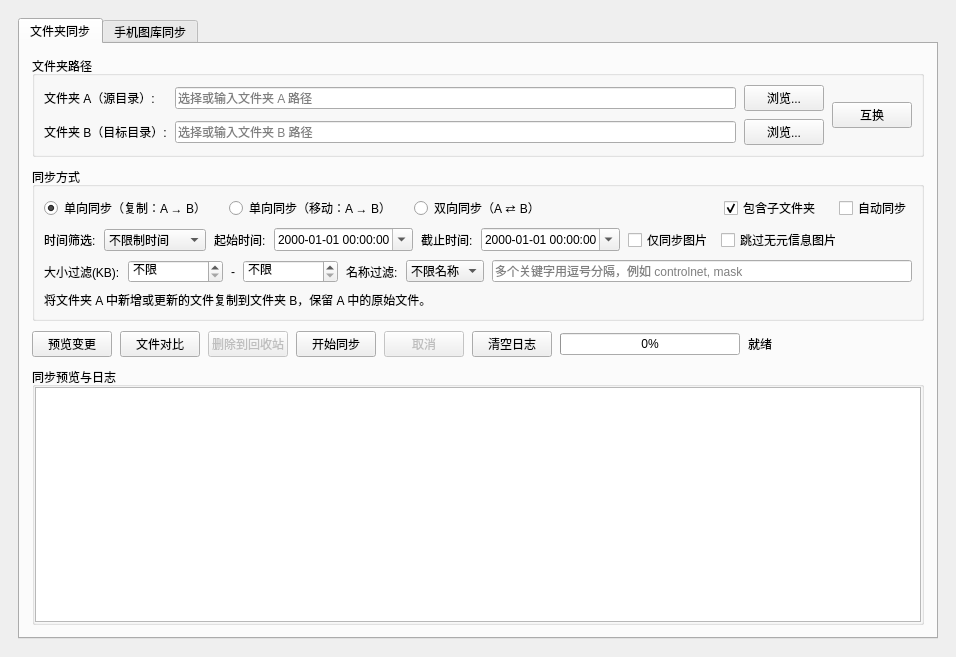
Before: the Qt Designer form tools/syncwidget.ui in hanbinhsh/SD-LoRA-Manager, drawn with Qt 5.
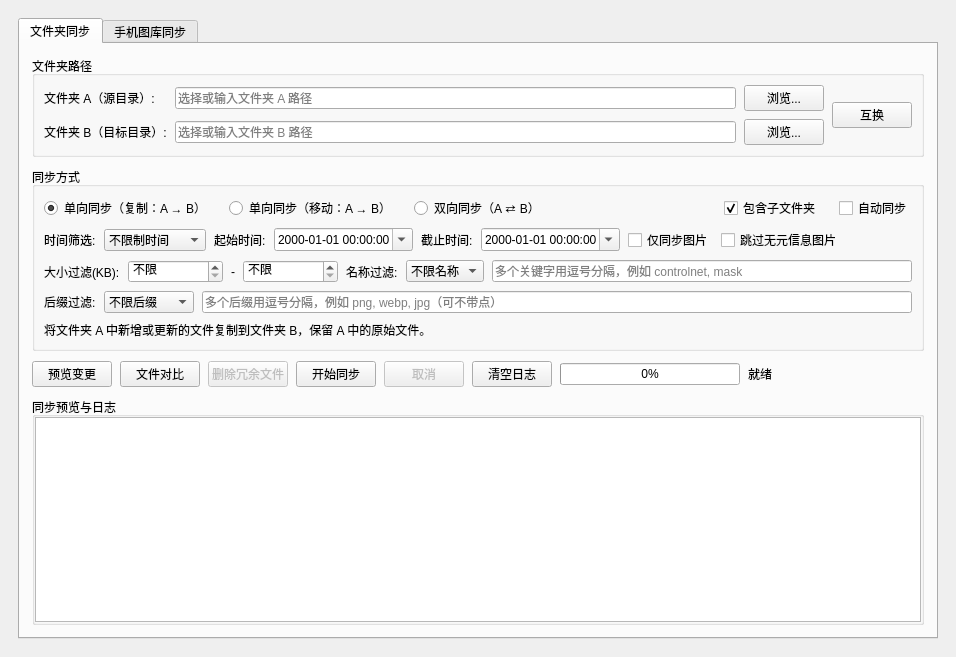
After: the same form once the commit is applied.

Commit message: Add direct permanent delete option (for network drives) and file extension filtering to Folder Sync

```diff
--- a/tools/syncwidget.ui
+++ b/tools/syncwidget.ui
@@ -391,6 +391,46 @@
             </item>
            </layout>
           </item>
+          <item>
+           <layout class="QHBoxLayout" name="folderExtFilterLayout">
+            <property name="spacing">
+             <number>8</number>
+            </property>
+            <item>
+             <widget class="QLabel" name="lblFolderExtFilter">
+              <property name="text">
+               <string>后缀过滤:</string>
+              </property>
+             </widget>
+            </item>
+            <item>
+             <widget class="QComboBox" name="comboFolderExtFilter">
+              <item>
+               <property name="text">
+                <string>不限后缀</string>
+               </property>
+              </item>
+              <item>
+               <property name="text">
+                <string>仅包含后缀</string>
+               </property>
+              </item>
+              <item>
+               <property name="text">
+                <string>排除后缀</string>
+               </property>
+              </item>
+             </widget>
+            </item>
+            <item>
+             <widget class="QLineEdit" name="editFolderExtensions">
+              <property name="placeholderText">
+               <string>多个后缀用逗号分隔，例如 png, webp, jpg（可不带点）</string>
+              </property>
+             </widget>
+            </item>
+           </layout>
+          </item>
           <item>
            <widget class="QLabel" name="lblFolderSyncModeHint">
             <property name="text">
@@ -444,7 +484,7 @@
             <string>列出对比结果中的多余或被筛选排除的文件，经二次确认后移入系统回收站</string>
            </property>
            <property name="text">
-            <string>删除到回收站</string>
+            <string>删除冗余文件</string>
            </property>
           </widget>
          </item>
```
Left out of the diff: 2 changed lines with no effect on the pictures. The commit also changes 9 other files.
